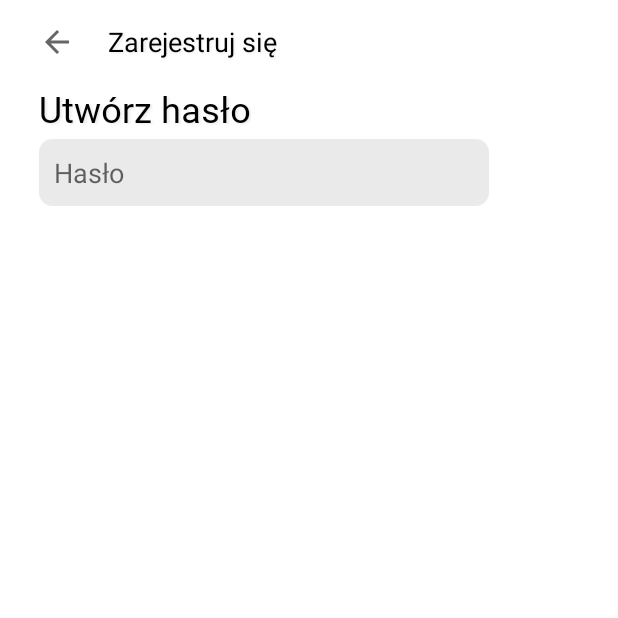
After one commit to gufeczek/CheapFuel, an Android app: the RegisterActivity screen opened directly, with no data from a screen before it, on a phone screen of 412 x 824 dp, the top half of it. The commit adds this screen. Run offline under Robolectric (Android 15) with nearby library versions, the phone set to English and light mode, and no system bars.

Commit message:
Added RegisterActivity, updated README.md

```diff
--- a/app/src/main/AndroidManifest.xml
+++ b/app/src/main/AndroidManifest.xml
@@ -14,6 +14,9 @@
         android:theme="@style/Theme.Fuel"
         tools:targetApi="31">
         <activity
+            android:name=".RegisterActivity"
+            android:exported="false" />
+        <activity
             android:name=".LoginActivity"
             android:exported="true">
             <intent-filter>
--- a/app/src/main/java/com/example/fuel/LoginActivity.kt
+++ b/app/src/main/java/com/example/fuel/LoginActivity.kt
@@ -1,9 +1,12 @@
 package com.example.fuel
 
+import android.content.Intent
 import android.graphics.Color
 import android.graphics.LinearGradient
 import android.graphics.Shader
 import android.os.Bundle
+import android.view.View
+import android.widget.Button
 import android.widget.EditText
 import android.widget.TextView
 import androidx.appcompat.app.AppCompatActivity
@@ -12,6 +15,7 @@ class LoginActivity : AppCompatActivity() {
 
     private lateinit var tvWelcomeMsg: TextView
     private lateinit var etEmail: EditText
+    private lateinit var btnRegister: Button
 
     override fun onCreate(savedInstanceState: Bundle?) {
         super.onCreate(savedInstanceState)
@@ -20,6 +24,7 @@ class LoginActivity : AppCompatActivity() {
 
         tvWelcomeMsg = findViewById(R.id.loginActivity_tv_welcome)
         etEmail = findViewById(R.id.loginActivity_et_email)
+        btnRegister = findViewById(R.id.btnRegister)
 
         /*TODO: change gradient values*/
         val shader = LinearGradient(
@@ -30,6 +35,10 @@ class LoginActivity : AppCompatActivity() {
 
         CornerDrawable.roundCorners(etEmail, 20f)
 
-
+        /*TODO: implement e-mail validity check*/
+        btnRegister.setOnClickListener{
+            val intent = Intent(this, RegisterActivity::class.java)
+            startActivity(intent)
+        }
     }
 }
--- /dev/null
+++ b/app/src/main/java/com/example/fuel/RegisterActivity.kt
@@ -0,0 +1,25 @@
+package com.example.fuel
+
+import androidx.appcompat.app.AppCompatActivity
+import android.os.Bundle
+import android.widget.EditText
+import android.widget.Toolbar
+
+class RegisterActivity : AppCompatActivity() {
+
+    private lateinit var etPassword: EditText
+    private lateinit var toolbar: Toolbar
+
+    override fun onCreate(savedInstanceState: Bundle?) {
+        super.onCreate(savedInstanceState)
+        setContentView(R.layout.activity_register)
+        supportActionBar?.hide()
+
+        etPassword = findViewById(R.id.registerActivity_et_password)
+        toolbar = findViewById(R.id.registerActivity_toolbar)
+
+        CornerDrawable.roundCorners(etPassword, 20f)
+
+        toolbar.setNavigationIcon(androidx.appcompat.R.drawable.abc_ic_ab_back_material)
+    }
+}
--- a/app/src/main/res/layout/activity_login.xml
+++ b/app/src/main/res/layout/activity_login.xml
@@ -61,7 +61,7 @@
             android:padding="10dp" />
 
         <Button
-            android:id="@+id/btnContinue"
+            android:id="@+id/btnRegister"
             style="@style/textShadow"
             android:layout_width="0dp"
             android:layout_height="wrap_content"
@@ -71,7 +71,7 @@
             android:layout_marginTop="45dp"
             android:backgroundTint="@color/light_red"
             android:padding="10dp"
-            android:text="@string/_continue"
+            android:text="@string/register"
             android:textAllCaps="false"
             android:textColor="@color/light_gray" />
 
--- /dev/null
+++ b/app/src/main/res/layout/activity_register.xml
@@ -0,0 +1,77 @@
+<?xml version="1.0" encoding="utf-8"?>
+<androidx.constraintlayout.widget.ConstraintLayout xmlns:android="http://schemas.android.com/apk/res/android"
+    xmlns:app="http://schemas.android.com/apk/res-auto"
+    xmlns:tools="http://schemas.android.com/tools"
+    android:layout_width="match_parent"
+    android:layout_height="match_parent"
+    tools:context=".RegisterActivity">
+
+    <Toolbar
+        android:id="@+id/registerActivity_toolbar"
+        android:layout_width="match_parent"
+        android:layout_height="?attr/actionBarSize"
+        app:layout_constraintEnd_toEndOf="parent"
+        app:layout_constraintTop_toTopOf="parent"
+        android:paddingStart="10dp"
+        android:paddingEnd="10dp">
+        <TextView
+            android:layout_width="wrap_content"
+            android:layout_height="wrap_content"
+            android:text="@string/register"
+            android:textColor="@color/black"
+            style="@style/textShadow"
+            android:textSize="18sp"
+            android:textAlignment="center"/>
+
+    </Toolbar>
+
+    <androidx.constraintlayout.widget.ConstraintLayout
+        android:layout_width="match_parent"
+        android:layout_height="match_parent"
+        android:paddingStart="10dp"
+        android:paddingEnd="10dp"
+        app:layout_constraintEnd_toEndOf="parent"
+        app:layout_constraintHorizontal_bias="0.0"
+        app:layout_constraintStart_toStartOf="parent"
+        app:layout_constraintTop_toBottomOf="@+id/registerActivity_toolbar">
+
+        <TextView
+            android:id="@+id/textView"
+            style="@style/textShadow"
+            android:layout_width="wrap_content"
+            android:layout_height="wrap_content"
+            android:layout_marginTop="56dp"
+            android:fontFamily="@font/roboto_bold"
+            android:text="@string/set_password"
+            android:textColor="@color/black"
+            android:textSize="24sp"
+            app:layout_constraintEnd_toEndOf="parent"
+            app:layout_constraintHorizontal_bias="0.0"
+            app:layout_constraintStart_toStartOf="@+id/guideline2"
+            app:layout_constraintTop_toTopOf="parent" />
+
+        <EditText
+            android:id="@+id/registerActivity_et_password"
+            style="@style/textShadow"
+            android:layout_width="300dp"
+            android:layout_height="wrap_content"
+            android:layout_marginStart="16dp"
+            android:layout_marginTop="4dp"
+            android:autofillHints="password"
+            android:background="@color/light_gray"
+            android:hint="@string/password"
+            android:inputType="textPassword"
+            android:padding="10dp"
+            app:layout_constraintStart_toStartOf="parent"
+            app:layout_constraintTop_toBottomOf="@+id/textView" />
+
+        <androidx.constraintlayout.widget.Guideline
+            android:id="@+id/guideline2"
+            android:layout_width="wrap_content"
+            android:layout_height="wrap_content"
+            android:orientation="vertical"
+            app:layout_constraintGuide_begin="16dp" />
+
+    </androidx.constraintlayout.widget.ConstraintLayout>
+
+</androidx.constraintlayout.widget.ConstraintLayout>
--- a/app/src/main/res/values/strings.xml
+++ b/app/src/main/res/values/strings.xml
@@ -1,10 +1,12 @@
-<resources>
+<resources xmlns:tools="http://schemas.android.com/tools">
     <string name="app_name">Fuel</string>
     <string name="placeholder">placeholder</string>
     <string name="app_welcome">Witaj w aplikacji X</string>
     <string name="todo">TODO</string>
-    <string name="email_address">Adres e-mail</string>
-    <string name="_continue">Kontynuuj</string>
+    <string name="email_address" tools:ignore="Typos">Adres e-mail</string>
+    <string name="password">Hasło</string>
+    <string name="register">Zarejestruj się</string>
     <string name="loginWithFacebook">Zaloguj się kontem Facebook</string>
     <string name="loginWithGoogle">Zaloguj się kontem Google</string>
+    <string name="set_password">Utwórz hasło</string>
 </resources>
```
Also changed, not shown: 2 other files.
